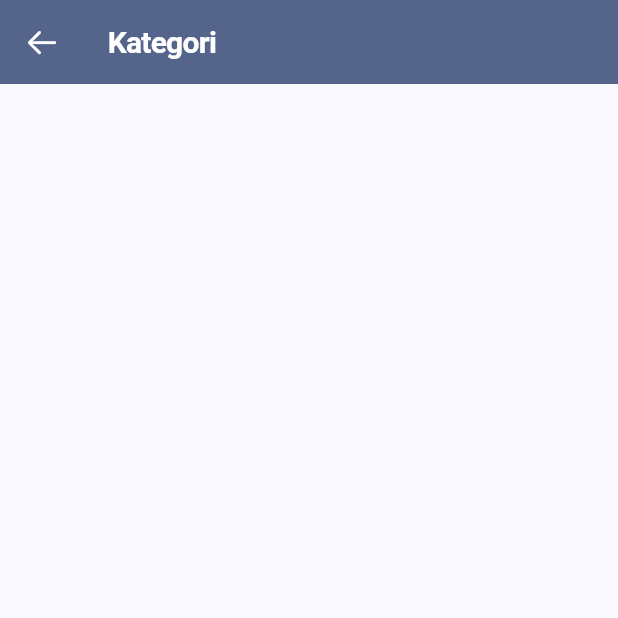
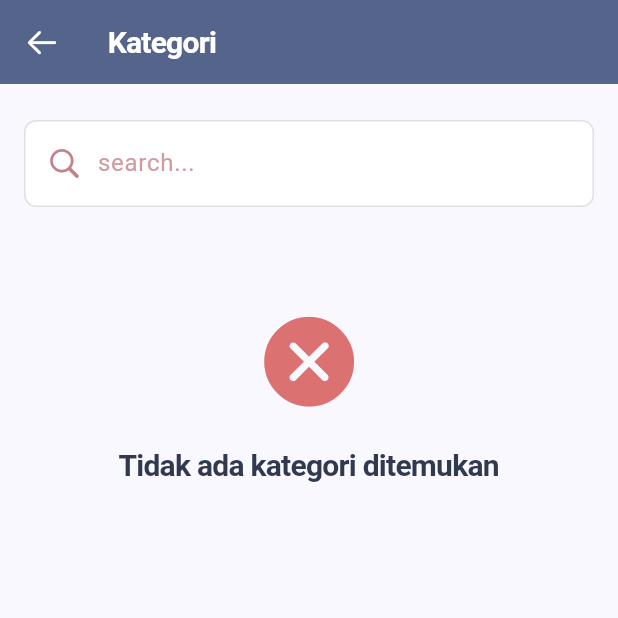
Before and after one commit to ChrisJulLimantoro/operational-app, a Flutter app: the CategoryScreen screen opened by its route, after a tap on an icon or button, on a phone screen of 412 x 824 dp, the top half of it. Run offline on Flutter 3.47's test engine with Material 3 defaults, Android fonts, the light colour scheme and no system bars; our stand-ins replace device_info_plus, dio, flutter_bloc, flutter_map, go_router, latlong2 and 3 more; missing offline and left inert: flutter_pdfview, qr_code_scanner; accounts and stored records are empty; network calls fail.

Commit message:
feat: add search capabilities

```diff
--- a/lib/api/category.dart
+++ b/lib/api/category.dart
@@ -8,9 +8,16 @@ import 'package:operational_app/theme/colors.dart';
 class CategoryAPI {
   static Future<List<Category>> fetchCategories(
     BuildContext context, {
+    int page = 0,
+    int limit = 0,
+    String search = '',
     String? storeId,
   }) async {
-    Map<String, dynamic> params = {};
+    Map<String, dynamic> params = {
+      'page': page,
+      'limit': limit,
+      'search': search,
+    };
     if (storeId != null) {
       params['store_id'] = storeId;
     }
@@ -42,7 +49,13 @@ class CategoryAPI {
         message:
             "${e.response?.data['message'] ?? "Gagal Mengambil data karena jaringan lemah!"}",
         primaryButtonText: "Retry",
-        onPrimaryPressed: () => fetchCategories(context),
+        onPrimaryPressed:
+            () => fetchCategories(
+              context,
+              page: page,
+              limit: limit,
+              search: search,
+            ),
         icon: Icons.error_outline,
         primaryColor: AppColors.error,
       );
@@ -53,7 +66,13 @@ class CategoryAPI {
         title: "Gagal mengambil data",
         message: "$e",
         primaryButtonText: "Retry",
-        onPrimaryPressed: () => fetchCategories(context),
+        onPrimaryPressed:
+            () => fetchCategories(
+              context,
+              page: page,
+              limit: limit,
+              search: search,
+            ),
         icon: Icons.error_outline,
         primaryColor: AppColors.error,
       );
--- a/lib/screen/category_screen.dart
+++ b/lib/screen/category_screen.dart
@@ -5,7 +5,9 @@ import 'package:flutter/cupertino.dart';
 import 'package:go_router/go_router.dart';
 import 'package:operational_app/api/category.dart';
 import 'package:operational_app/model/category.dart';
+import 'package:operational_app/theme/colors.dart';
 import 'package:operational_app/theme/text.dart';
+import 'package:operational_app/widget/search_bar.dart';
 import 'package:operational_app/widget/text_card_detail.dart';
 
 class CategoryScreen extends StatefulWidget {
@@ -16,11 +18,13 @@ class CategoryScreen extends StatefulWidget {
 }
 
 class _CategoryScreenState extends State<CategoryScreen> {
+  final search = TextEditingController();
   final _scroll = ScrollController();
-  List<Category> companies = List.empty(growable: true);
+  List<Category> categories = List.empty(growable: true);
+  int page = 1;
   bool isLoading = false;
   bool isRefresh = false;
-  List<Map<String, dynamic>> items = [];
+  bool hasMore = true;
 
   @override
   void initState() {
@@ -32,32 +36,47 @@ class _CategoryScreenState extends State<CategoryScreen> {
   @override
   void dispose() {
     super.dispose();
+    search.dispose();
     _scroll.dispose();
   }
 
   Future<void> _fetchCategories() async {
-    if (isLoading) return;
+    if (isLoading || !hasMore) return;
 
     setState(() => isLoading = true);
 
     try {
-      List<Category> newCompanies = await CategoryAPI.fetchCategories(context);
+      List<Category> newCategories = await CategoryAPI.fetchCategories(
+        context,
+        page: page,
+        limit: 10,
+        search: search.text,
+      );
 
-      debugPrint('Fetched ${newCompanies.length} companies');
+      debugPrint('Fetched ${newCategories.length} categories');
+      if (newCategories.isEmpty) {
+        setState(() => hasMore = false);
+      } else {
+        Set<String> existingIds =
+            categories.map((category) => category.id).toSet();
 
-      Set<String> existingIds =
-          companies.map((category) => category.id).toSet();
+        List<Category> uniqueCategories =
+            newCategories
+                .where((category) => !existingIds.contains(category.id))
+                .toList();
 
-      List<Category> uniqueCompanies =
-          newCompanies
-              .where((category) => !existingIds.contains(category.id))
-              .toList();
-
-      if (uniqueCompanies.isNotEmpty) {
-        companies.addAll(uniqueCompanies);
+        if (uniqueCategories.isNotEmpty) {
+          page++;
+          await Future.delayed(
+            Duration(milliseconds: 400),
+          ); // 🚀 Ensure UI updates
+          categories.addAll(uniqueCategories);
+        } else {
+          setState(() => hasMore = false);
+        }
       }
     } catch (e) {
-      debugPrint("Error fetching companies: $e");
+      debugPrint("Error fetching categories: $e");
     }
 
     setState(() => isLoading = false);
@@ -68,24 +87,32 @@ class _CategoryScreenState extends State<CategoryScreen> {
     isRefresh = true;
     setState(() {
       isLoading = true;
-      companies.clear();
+      categories.clear();
+      page = 1;
+      hasMore = true;
     });
 
     _scroll.removeListener(_onScroll);
 
     try {
-      List<Category> latestCompanies = await CategoryAPI.fetchCategories(
+      List<Category> latestCategories = await CategoryAPI.fetchCategories(
         context,
+        page: page,
+        limit: 10,
+        search: search.text,
       );
 
-      if (latestCompanies.isNotEmpty) {
-        companies.addAll(latestCompanies);
+      if (latestCategories.isNotEmpty) {
+        page++;
+        categories.addAll(latestCategories);
+      } else {
+        setState(() => hasMore = false);
       }
 
-      await Future.delayed(Duration(milliseconds: 200)); // 🚀 Ensure UI updates
+      await Future.delayed(Duration(milliseconds: 400)); // 🚀 Ensure UI updates
       _scroll.jumpTo(1);
     } catch (e) {
-      debugPrint("Error fetching newest companies: $e");
+      debugPrint("Error fetching newest categories: $e");
     }
 
     _scroll.addListener(_onScroll);
@@ -103,6 +130,11 @@ class _CategoryScreenState extends State<CategoryScreen> {
       if (isLoading) return; // Avoid duplicate API calls
 
       double offset = _scroll.position.pixels;
+      double maxScroll = _scroll.position.maxScrollExtent;
+
+      if (offset >= maxScroll - 100 && hasMore) {
+        _fetchCategories();
+      }
 
       if (offset <= -40) {
         _refreshCategories();
@@ -110,10 +142,19 @@ class _CategoryScreenState extends State<CategoryScreen> {
     });
   }
 
+  void _onSearchChanged() {
+    _scroll.jumpTo(0);
+    if (isLoading) return;
+
+    _refreshCategories();
+  }
+
   @override
   Widget build(BuildContext context) {
     return Scaffold(
       body: CustomScrollView(
+        controller: _scroll,
+        physics: const BouncingScrollPhysics(),
         slivers: [
           SliverAppBar(
             pinned: true, // Ensures the app bar remains visible when scrolling
@@ -135,9 +176,12 @@ class _CategoryScreenState extends State<CategoryScreen> {
                 crossAxisAlignment: CrossAxisAlignment.start,
                 spacing: 0,
                 children: [
-                  // SearchBarWidget(controller: search),
-                  // Companies
-                  ...companies.map(
+                  SearchBarWidget(
+                    controller: search,
+                    onChanged: _onSearchChanged,
+                  ),
+                  // Categories
+                  ...categories.map(
                     (category) => InkWell(
                       onTap: () {
                         context.push('/category-detail', extra: category);
@@ -198,6 +242,29 @@ class _CategoryScreenState extends State<CategoryScreen> {
               ),
             ),
           ),
+          // No Data Indicator
+          if (categories.isEmpty && !isLoading)
+            SliverToBoxAdapter(
+              child: Padding(
+                padding: const EdgeInsets.fromLTRB(16, 16, 16, 52),
+                child: Center(
+                  child: Column(
+                    children: [
+                      Icon(
+                        CupertinoIcons.xmark_circle_fill,
+                        size: 70,
+                        color: AppColors.error,
+                      ),
+                      SizedBox(height: 20),
+                      Text(
+                        "Tidak ada kategori ditemukan",
+                        style: AppTextStyles.headingBlue,
+                      ),
+                    ],
+                  ),
+                ),
+              ),
+            ),
           // Loading Indicator
           if (isLoading)
             SliverToBoxAdapter(
--- a/lib/screen/company_screen.dart
+++ b/lib/screen/company_screen.dart
@@ -36,6 +36,7 @@ class _CompanyScreenState extends State<CompanyScreen> {
   @override
   void dispose() {
     super.dispose();
+    search.dispose();
     _scroll.dispose();
   }
 
--- a/lib/screen/employee_screen.dart
+++ b/lib/screen/employee_screen.dart
@@ -36,11 +36,12 @@ class _EmployeeScreenState extends State<EmployeeScreen> {
   @override
   void dispose() {
     super.dispose();
+    search.dispose();
     _scroll.dispose();
   }
 
   Future<void> _fetchEmployees() async {
-    if (isLoading) return;
+    if (isLoading || !hasMore) return;
 
     setState(() => isLoading = true);
 
--- a/lib/screen/transaction_add_screen.dart
+++ b/lib/screen/transaction_add_screen.dart
@@ -173,7 +173,7 @@ class _TransactionAddScreenState extends State<TransactionAddScreen> {
   // Open Prompt to Insert Product Barcode
   Future<void> _showPromptOperation() async {
     String selectedOperation = '';
-    List<Operation> ops = await OperationAPI.fetchOperations(context, 0, 0);
+    List<Operation> ops = await OperationAPI.fetchOperations(context);
     final selected = await showModalBottomSheet(
       context: context,
       isDismissible: true,
```
Also changed, not shown: lib/api/operation.dart (+13 -6 lines), lib/api/product.dart (+13 -6 lines), lib/api/stock_out.dart (+20 -7 lines), lib/screen/operation_screen.dart (+45 -6 lines), lib/screen/product_screen.dart (+45 -6 lines), lib/screen/stock_card_screen.dart (+14 -14 lines), lib/screen/stock_out_screen.dart (+49 -15 lines), lib/screen/store_screen.dart (+7 -1 lines).
